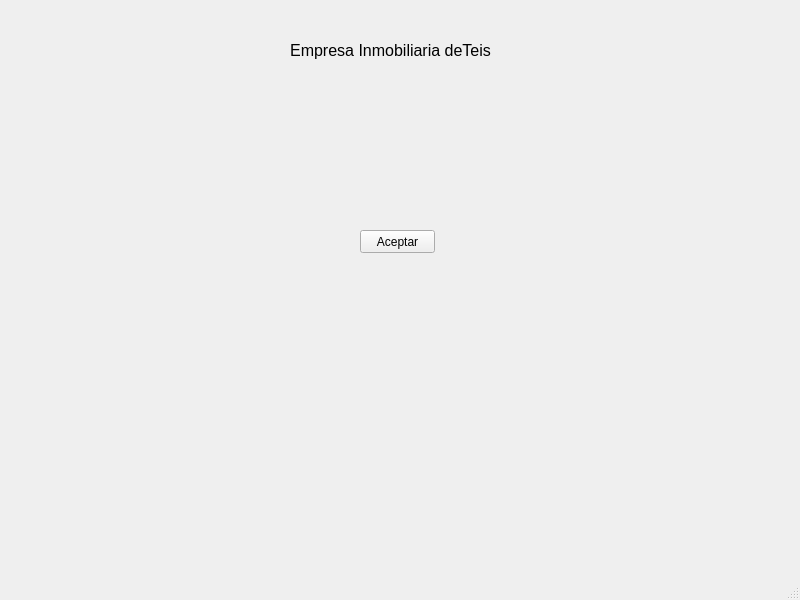
This is venPrincipal.ui in Semperz/ProyectoDI as Qt 5 draws it before an edit. The edited form follows.
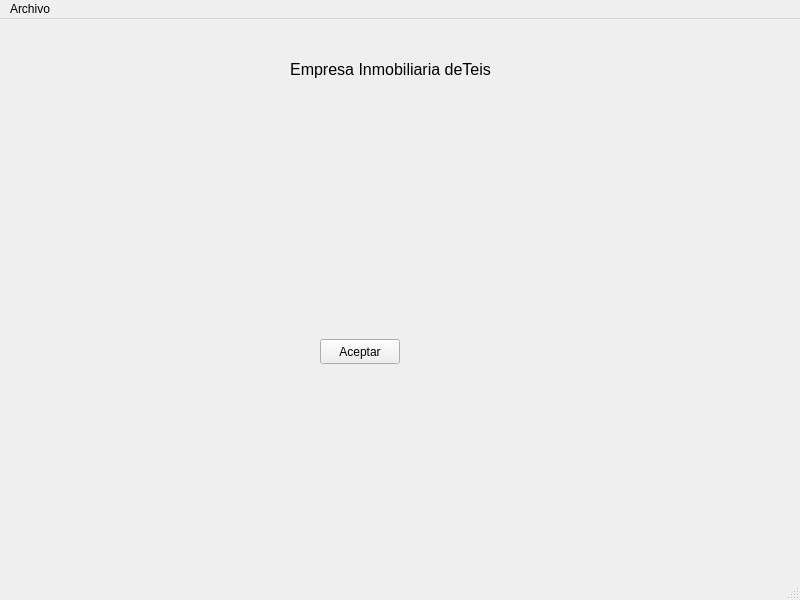
This is the edited form.

Patch:
```diff
--- a/venPrincipal.ui
+++ b/venPrincipal.ui
@@ -17,12 +17,24 @@
    <widget class="QPushButton" name="pushButton">
     <property name="geometry">
      <rect>
-      <x>360</x>
-      <y>230</y>
-      <width>75</width>
-      <height>23</height>
+      <x>320</x>
+      <y>320</y>
+      <width>80</width>
+      <height>25</height>
      </rect>
     </property>
+    <property name="minimumSize">
+     <size>
+      <width>80</width>
+      <height>25</height>
+     </size>
+    </property>
+    <property name="maximumSize">
+     <size>
+      <width>80</width>
+      <height>25</height>
+     </size>
+    </property>
     <property name="text">
      <string>Aceptar</string>
     </property>
@@ -61,6 +73,13 @@
      <height>21</height>
     </rect>
    </property>
+   <widget class="QMenu" name="menuSalir">
+    <property name="title">
+     <string>Archivo</string>
+    </property>
+    <addaction name="actionSalir"/>
+   </widget>
+   <addaction name="menuSalir"/>
   </widget>
   <widget class="QStatusBar" name="statusbar"/>
  </widget>
```
Left out of the diff: 5 changed lines with no effect on the pictures.
